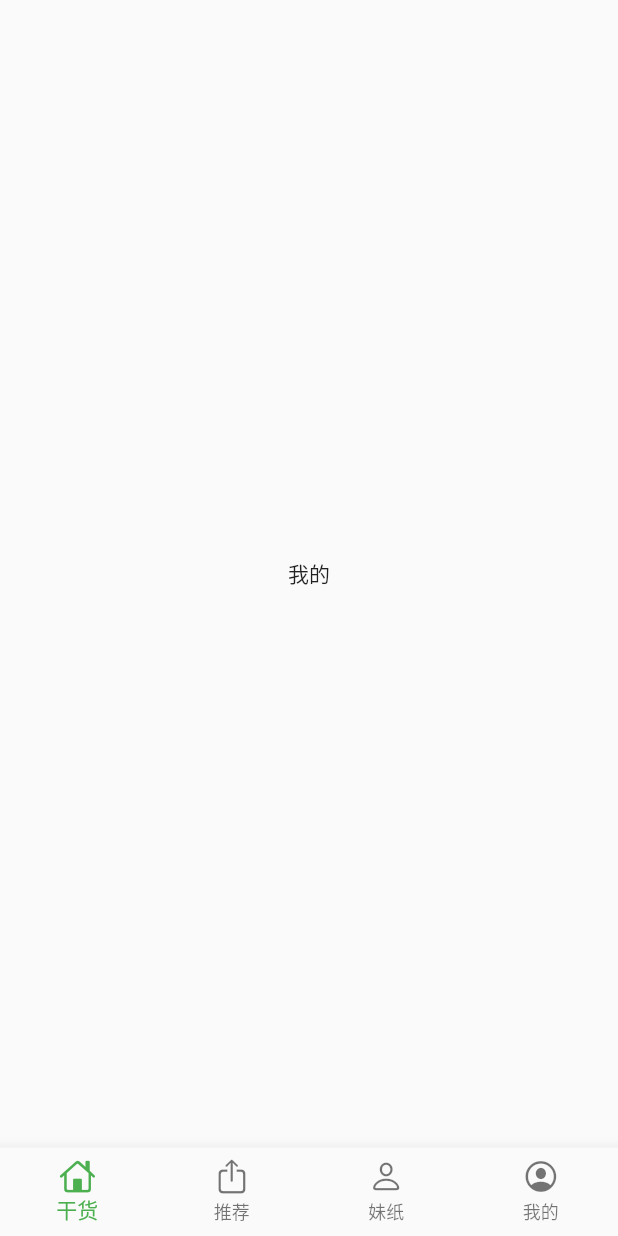
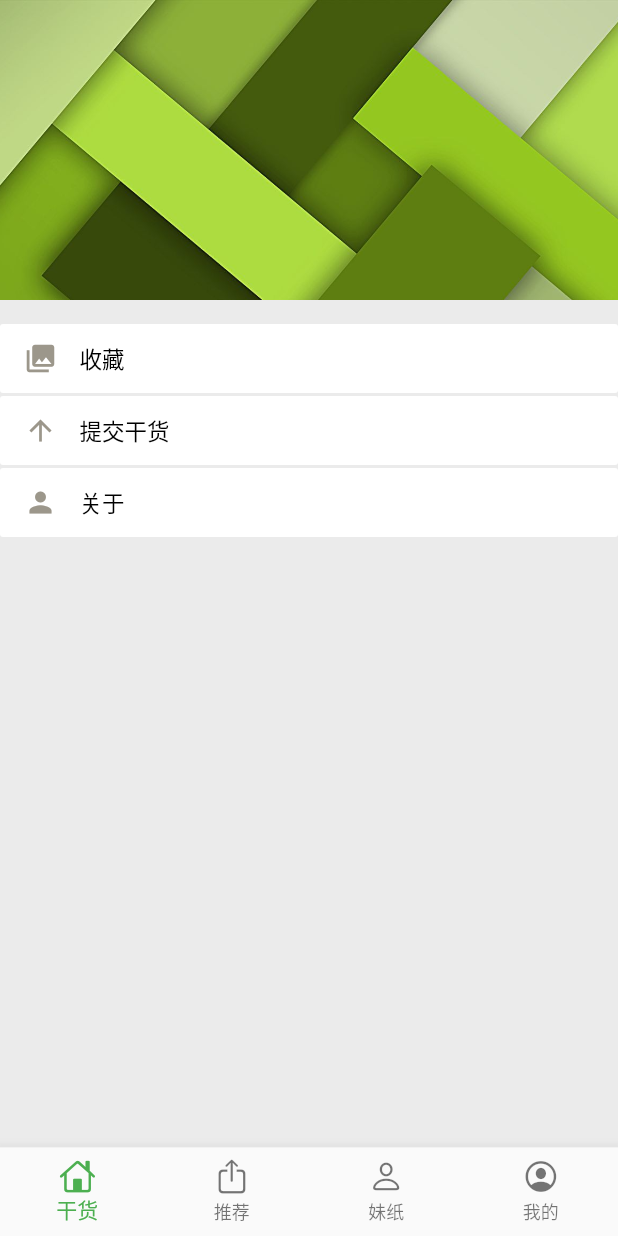
Before and after one commit to iwgang/GankCamp-Flutter, a Flutter app: the screen it shows after launch, swiped to page 4, on a phone screen of 412 x 824 dp. Run offline on Flutter 3.47's test engine with Material 2 defaults, Android fonts, the phone set to English and light mode, and no system bars; our stand-ins replace cached_network_image, dio, flutter_spinkit, fluttertoast, photo_view, pull_to_refresh and 1 more; missing offline and left inert: image_picker_saver; generated files the repository leaves out were written again; network calls fail.

Commit message:
我的界面

```diff
--- a/lib/ui/pages/maintab/main_tab_me.dart
+++ b/lib/ui/pages/maintab/main_tab_me.dart
@@ -1,10 +1,57 @@
 import 'package:flutter/material.dart';
+import 'package:gankcamp_flutter/constant/app_colors.dart';
 
 class MainTabMe extends StatelessWidget {
+  Widget _genItemWidget(
+      IconData iconData, String itemText, VoidCallback callback) {
+    return FlatButton(
+      color: Colors.white,
+      child: Container(
+        padding: EdgeInsets.only(
+          top: 12,
+          bottom: 12,
+        ),
+        child: Row(
+          crossAxisAlignment: CrossAxisAlignment.start,
+          children: <Widget>[
+            Icon(
+              iconData,
+              size: 22,
+              color: AppColors.MAIN_COLOR,
+            ),
+            Container(
+              margin: EdgeInsets.only(left: 15),
+              child: Text(
+                itemText,
+                style: TextStyle(color: Colors.black, fontSize: 15),
+              ),
+            ),
+          ],
+        ),
+      ),
+      onPressed: callback,
+    );
+  }
+
   @override
   Widget build(BuildContext context) {
-    return Center(
-      child: Text('我的'),
+    return Container(
+      color: Color(0xffebebeb),
+      child: Column(
+        children: <Widget>[
+          Image.asset(
+            'images/banner.jpeg',
+            fit: BoxFit.cover,
+            height: 200,
+          ),
+          Container(
+            margin: EdgeInsets.only(top: 15),
+            child: _genItemWidget(Icons.collections, '收藏', () => print('收藏')),
+          ),
+          _genItemWidget(Icons.arrow_upward, '提交干货', () => print('提交干货')),
+          _genItemWidget(Icons.person, '关于', () => print('关于')),
+        ],
+      ),
     );
   }
 }
--- a/pubspec.yaml
+++ b/pubspec.yaml
@@ -31,3 +31,5 @@ dev_dependencies:
 
 flutter:
   uses-material-design: true
+  assets:
+    - images/banner.jpeg
```
Also changed, not shown: images/banner.jpeg (added).
